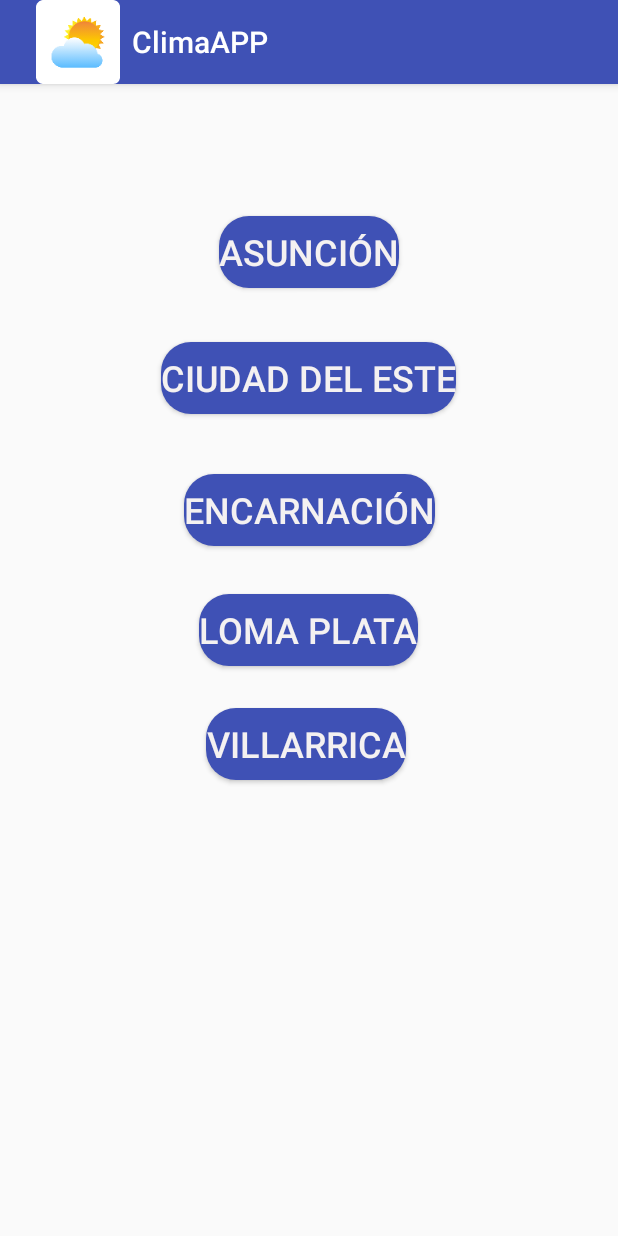
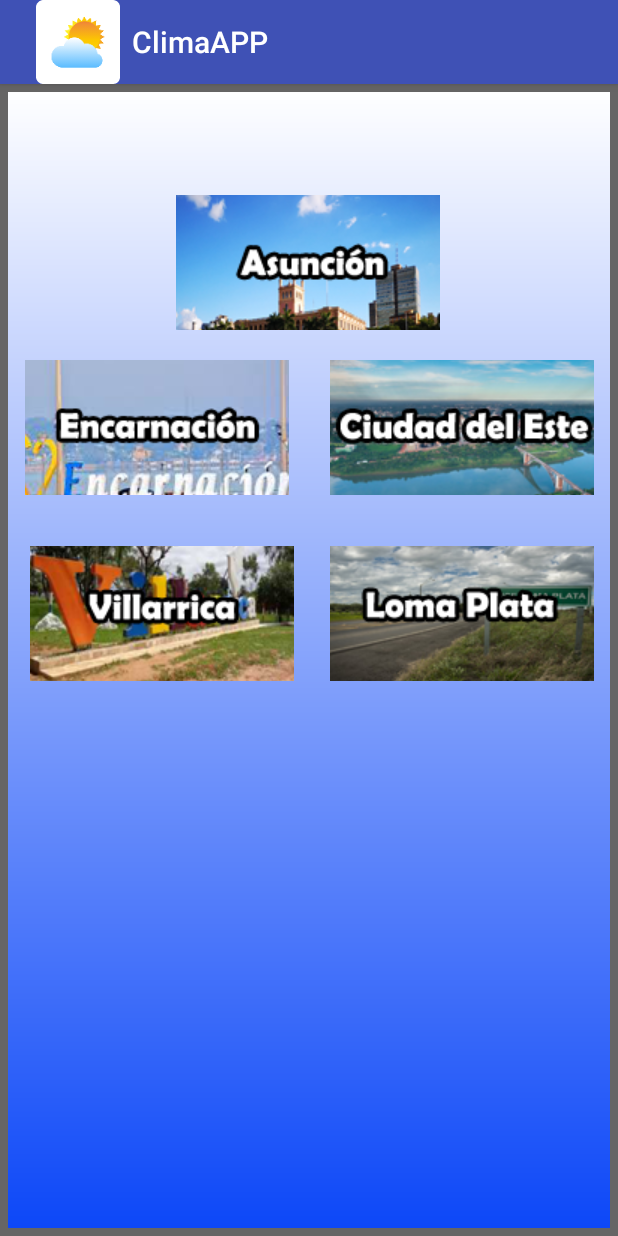
Before and after one commit to LucasGinard/ClimaAPP, an Android app: the screen it shows after launch (MainActivity), on a phone screen of 412 x 824 dp. Run offline under Robolectric (Android 15) with nearby library versions, the phone set to English and light mode, and no system bars.

Commit message:
Fase 0.4 Mejorando UI

```diff
--- a/app/src/main/java/com/example/climaapp/MainActivity.kt
+++ b/app/src/main/java/com/example/climaapp/MainActivity.kt
@@ -13,34 +13,34 @@ class MainActivity : AppCompatActivity() {
         setContentView(R.layout.activity_main)
         supportActionBar?.setDisplayShowHomeEnabled(true);
         supportActionBar?.setIcon(R.mipmap.ic_launcher);
-
+        var apikey = "95d164075f415ce1eff1ab7453be71bd"
         pasar.setOnClickListener {
             val intent = Intent(this, MainActivity2::class.java).apply {
-                putExtra("ubicacion","https://api.openweathermap.org/data/2.5/weather?q=asuncion&appid=95d164075f415ce1eff1ab7453be71bd&units=metric&lang=sp")
+                putExtra("ubicacion","https://api.openweathermap.org/data/2.5/weather?q=asuncion&units=metric&lang=sp%22&appid=${apikey}")
             }
             startActivity(intent)
         }
         pasar2.setOnClickListener {
             val intent = Intent(this, MainActivity2::class.java).apply {
-                putExtra("ubicacion","https://api.openweathermap.org/data/2.5/weather?q=Ciudad%20del%20Este,%20PY&appid=95d164075f415ce1eff1ab7453be71bd&units=metric&lang=sp")
+                putExtra("ubicacion","https://api.openweathermap.org/data/2.5/weather?q=Ciudad%20del%20Este,%20PY&units=metric&lang=sp&appid=${apikey}")
             }
             startActivity(intent)
         }
         pasar3.setOnClickListener {
             val intent = Intent(this, MainActivity2::class.java).apply {
-                putExtra("ubicacion","https://api.openweathermap.org/data/2.5/weather?q=encarnacion&appid=95d164075f415ce1eff1ab7453be71bd&units=metric&lang=sp")
+                putExtra("ubicacion","https://api.openweathermap.org/data/2.5/weather?q=encarnacion&units=metric&lang=sp&appid=${apikey}")
             }
             startActivity(intent)
         }
         pasar4.setOnClickListener {
             val intent = Intent(this, MainActivity2::class.java).apply {
-                putExtra("ubicacion","https://api.openweathermap.org/data/2.5/weather?q=Loma%20Plata,%20PY&appid=95d164075f415ce1eff1ab7453be71bd&units=metric&lang=sp")
+                putExtra("ubicacion","https://api.openweathermap.org/data/2.5/weather?q=Loma%20Plata,%20PY&units=metric&lang=sp&appid=${apikey}")
             }
             startActivity(intent)
         }
         pasar5.setOnClickListener {
             val intent = Intent(this, MainActivity2::class.java).apply {
-                putExtra("ubicacion","https://api.openweathermap.org/data/2.5/weather?q=Villarrica&appid=95d164075f415ce1eff1ab7453be71bd&units=metric&lang=sp")
+                putExtra("ubicacion","https://api.openweathermap.org/data/2.5/weather?q=Villarrica&units=metric&lang=sp&appid=${apikey}")
             }
             startActivity(intent)
         }
--- a/app/src/main/res/drawable/botoncircular.xml
+++ b/app/src/main/res/drawable/botoncircular.xml
@@ -1,6 +1,12 @@
 <?xml version="1.0" encoding="utf-8"?>
 <shape xmlns:android="http://schemas.android.com/apk/res/android">
-    <corners android:radius="20dp"/>
-    <solid android:color="@color/colorPrimary"/>
+    <!-- <solid android:color="#f2cb7e"/> -->
+    <stroke android:width="5dp" android:color="#666565"></stroke>
+
+    <gradient
+        android:angle="90"
+        android:startColor="#0C47F8"
+        android:endColor="#ffff">
+    </gradient>
 
 </shape>
--- a/app/src/main/res/layout/activity_main.xml
+++ b/app/src/main/res/layout/activity_main.xml
@@ -4,74 +4,65 @@
     xmlns:tools="http://schemas.android.com/tools"
     android:layout_width="match_parent"
     android:layout_height="match_parent"
+    android:background="@drawable/botoncircular"
     tools:context=".MainActivity">
 
-    <Button
+    <ImageButton
         android:id="@+id/pasar"
-        android:layout_width="wrap_content"
-        android:layout_height="wrap_content"
-        android:layout_marginTop="88dp"
-        android:background="@drawable/botoncircular"
-        android:text="@string/asu"
-        android:textColor="#F4F1F1"
-        android:textSize="24sp"
-        app:layout_constraintEnd_toEndOf="parent"
-        app:layout_constraintStart_toStartOf="parent"
-        app:layout_constraintTop_toTopOf="parent" />
-
-    <Button
-        android:id="@+id/pasar2"
-        android:layout_width="wrap_content"
-        android:layout_height="wrap_content"
-        android:layout_marginTop="36dp"
-        android:background="@drawable/botoncircular"
-        android:text="@string/cde"
-        android:textColor="#F4F1F1"
-        android:textSize="24sp"
+        android:layout_width="176dp"
+        android:layout_height="90dp"
+        android:background="@android:color/transparent"
+        app:layout_constraintBottom_toBottomOf="parent"
         app:layout_constraintEnd_toEndOf="parent"
         app:layout_constraintHorizontal_bias="0.497"
         app:layout_constraintStart_toStartOf="parent"
-        app:layout_constraintTop_toBottomOf="@+id/pasar" />
+        app:layout_constraintTop_toTopOf="parent"
+        app:layout_constraintVertical_bias="0.109"
+        app:srcCompat="@drawable/iconasu" />
 
-    <Button
+    <ImageButton
+        android:id="@+id/pasar4"
+        android:layout_width="176dp"
+        android:layout_height="90dp"
+        android:layout_marginTop="308dp"
+        android:layout_marginEnd="16dp"
+        android:background="@android:color/transparent"
+        app:layout_constraintEnd_toEndOf="parent"
+        app:layout_constraintTop_toTopOf="parent"
+        app:srcCompat="@drawable/iconloma" />
+
+    <ImageButton
         android:id="@+id/pasar3"
-        android:layout_width="wrap_content"
-        android:layout_height="wrap_content"
-        android:layout_marginTop="124dp"
-        android:background="@drawable/botoncircular"
-        android:text="@string/enca"
-        android:textColor="#F4F1F1"
-        android:textSize="24sp"
+        android:layout_width="176dp"
+        android:layout_height="90dp"
+        android:layout_marginTop="184dp"
+        android:background="@android:color/transparent"
+        app:layout_constraintEnd_toStartOf="@+id/pasar2"
+        app:layout_constraintHorizontal_bias="0.372"
+        app:layout_constraintStart_toStartOf="parent"
+        app:layout_constraintTop_toTopOf="parent"
+        app:srcCompat="@drawable/iconenca" />
+
+    <ImageButton
+        android:id="@+id/pasar2"
+        android:layout_width="176dp"
+        android:layout_height="90dp"
+        android:layout_marginTop="184dp"
+        android:layout_marginEnd="16dp"
+        android:background="@android:color/transparent"
         app:layout_constraintEnd_toEndOf="parent"
-        app:layout_constraintStart_toStartOf="parent"
-        app:layout_constraintTop_toBottomOf="@+id/pasar" />
+        app:layout_constraintTop_toTopOf="parent"
+        app:srcCompat="@drawable/iconcde" />
 
-    <Button
-        android:id="@+id/pasar4"
-        android:layout_width="wrap_content"
-        android:layout_height="wrap_content"
-        android:layout_marginTop="204dp"
-        android:background="@drawable/botoncircular"
-        android:text="@string/loma"
-        android:textColor="#F4F1F1"
-        android:textSize="24sp"
+    <ImageButton
+        android:id="@+id/pasar5"
+        android:layout_width="176dp"
+        android:layout_height="90dp"
+        android:layout_marginTop="308dp"
+        android:layout_marginEnd="216dp"
+        android:background="@android:color/transparent"
         app:layout_constraintEnd_toEndOf="parent"
-        app:layout_constraintHorizontal_bias="0.498"
-        app:layout_constraintStart_toStartOf="parent"
-        app:layout_constraintTop_toBottomOf="@+id/pasar" />
-
-    <Button
-        android:id="@+id/pasar5"
-        android:layout_width="wrap_content"
-        android:layout_height="wrap_content"
-        android:layout_marginTop="280dp"
-        android:background="@drawable/botoncircular"
-        android:text="@string/villa"
-        android:textColor="#F4F1F1"
-        android:textSize="24sp"
-        app:layout_constraintEnd_toEndOf="parent"
-        app:layout_constraintHorizontal_bias="0.494"
-        app:layout_constraintStart_toStartOf="parent"
-        app:layout_constraintTop_toBottomOf="@+id/pasar" />
+        app:layout_constraintTop_toTopOf="parent"
+        app:srcCompat="@drawable/iconvilla" />
 
 </androidx.constraintlayout.widget.ConstraintLayout>
--- a/app/src/main/res/layout/activity_main2.xml
+++ b/app/src/main/res/layout/activity_main2.xml
@@ -4,6 +4,7 @@
     xmlns:tools="http://schemas.android.com/tools"
     android:layout_width="match_parent"
     android:layout_height="match_parent"
+    android:background="@drawable/botoncircular"
     tools:context=".MainActivity2">
 
     <TextView
```
Also changed, not shown: app/src/main/res/drawable-v24/iconasu.png (added), app/src/main/res/drawable-v24/iconcde.png (added), app/src/main/res/drawable-v24/iconenca.png (added), app/src/main/res/drawable-v24/iconloma.png (added), app/src/main/res/drawable-v24/iconvilla.png (added).
